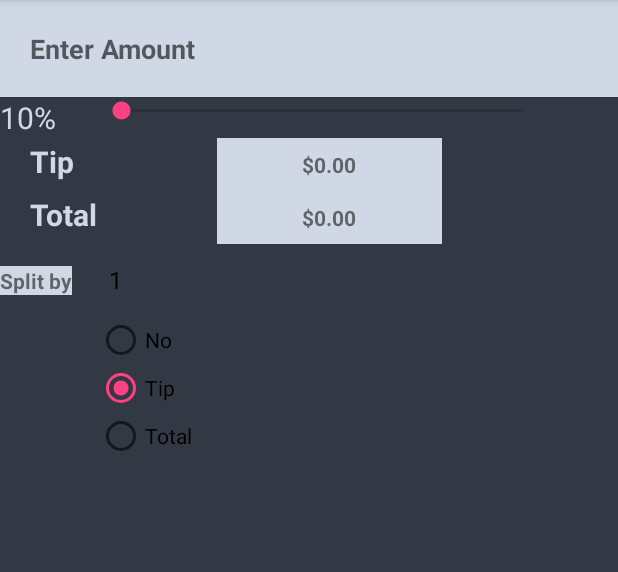
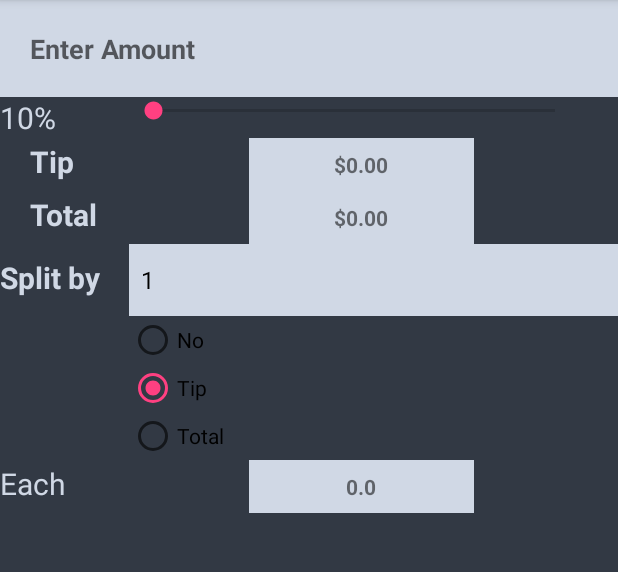
Before and after one commit to chanice/TipCalculator, an Android app: the screen it shows after launch (MainActivity), after a tap on "Tip", on a phone screen of 412 x 824 dp, the part 84-656 px from its top. Run offline under Robolectric (Android 15) with nearby library versions, the phone set to English and light mode, and no system bars.

```diff
--- a/app/src/main/java/com/example/midni/tipcalculator/MainActivity.java
+++ b/app/src/main/java/com/example/midni/tipcalculator/MainActivity.java
@@ -26,6 +26,7 @@ public class MainActivity extends AppCompatActivity implements TextWatcher, Seek
     private TextView textViewBillAmount;
     private SeekBar tipBar;
     private TextView tipPercentage;
+    private TextView perPerson;
     private Spinner shareSpinner;
     private boolean roundTip = false;
     private boolean roundTotal = false;
@@ -55,6 +56,7 @@ public class MainActivity extends AppCompatActivity implements TextWatcher, Seek
         tipAmount = findViewById(R.id.tipTV);
         totalAmount = findViewById(R.id.totalTV);
         shareSpinner = (Spinner)findViewById(R.id.spinner);
+        perPerson = findViewById(R.id.perPersonTV);
         adapter = ArrayAdapter.createFromResource(this,R.array.numbersArray,
                 R.layout.support_simple_spinner_dropdown_item);
         if(shareSpinner !=null){
@@ -136,8 +138,10 @@ public class MainActivity extends AppCompatActivity implements TextWatcher, Seek
         }
     }
 
-    public void roundAmount(){
-
+    public void splitBill(double totalToSplit){
+        int numOfWays = shareSpinner.getSelectedItemPosition()+1;
+        double totalPerPerson = totalToSplit/numOfWays;
+        perPerson.setText(Double.toString(totalPerPerson));
     }
     @Override
     public void onProgressChanged(SeekBar seekBar, int progress, boolean b) {
@@ -195,6 +199,7 @@ public class MainActivity extends AppCompatActivity implements TextWatcher, Seek
            roundTotal = false;
        }
        totalAmount.setText(currencyFormat.format(billTotal));
+       splitBill(billTotal);
 
     }
 }
--- a/app/src/main/res/layout/activity_main.xml
+++ b/app/src/main/res/layout/activity_main.xml
@@ -110,12 +110,13 @@
         android:text="$0.00" />
 
     <TextView
-        android:id="@+id/splitTextView"
+        android:id="@+id/spinnerLabel"
         android:layout_width="wrap_content"
         android:layout_height="wrap_content"
         android:layout_column="0"
         android:layout_row="6"
-        android:background="@color/lightGrey"
+        android:textColor="@color/lightGrey"
+        android:textSize="20sp"
         android:text="Split by"
         android:textStyle="bold" />
 
@@ -123,6 +124,7 @@
         android:id="@+id/spinner"
         android:layout_width="match_parent"
         android:layout_height="wrap_content"
+        android:background="@color/lightGrey"
         android:layout_column="1"
         android:layout_row="6" />
 
@@ -157,4 +159,26 @@
             android:text="Total" />
     </RadioGroup>
 
+    <TextView
+        android:id="@+id/perPersonLabel"
+        android:layout_width="86dp"
+        android:layout_height="wrap_content"
+        android:layout_column="0"
+        android:layout_row="11"
+        android:text="Each"
+        android:textColor="@color/lightGrey"
+        android:textSize="20sp" />
+    <TextView
+        android:id="@+id/perPersonTV"
+        android:layout_width="150dp"
+        android:layout_height="35dp"
+        android:layout_column="1"
+        android:layout_columnSpan="1"
+        android:layout_marginLeft="80dp"
+        android:layout_row="11"
+        android:background="@color/lightGrey"
+        android:gravity="center"
+        android:text="$0.00"
+        android:textStyle="bold" />
+
 </GridLayout>
```
